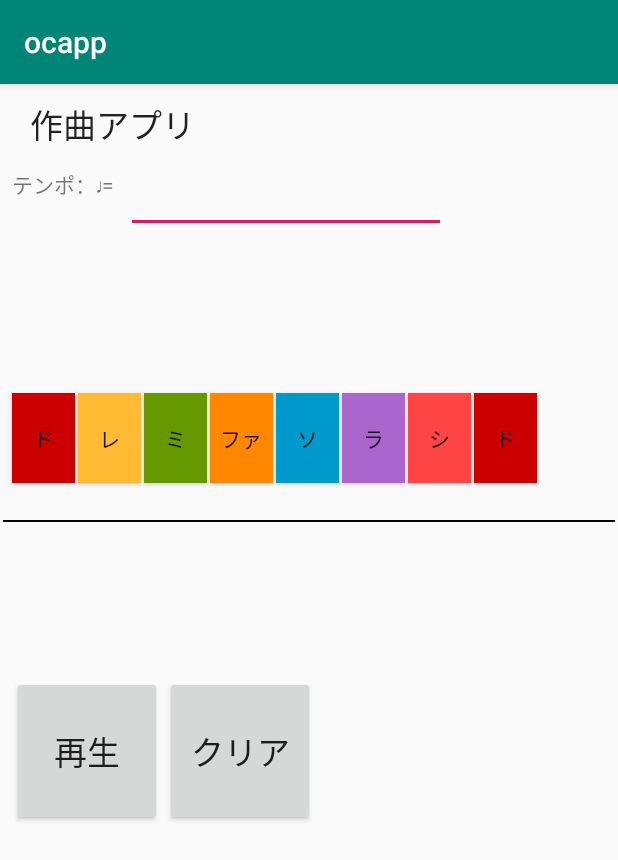
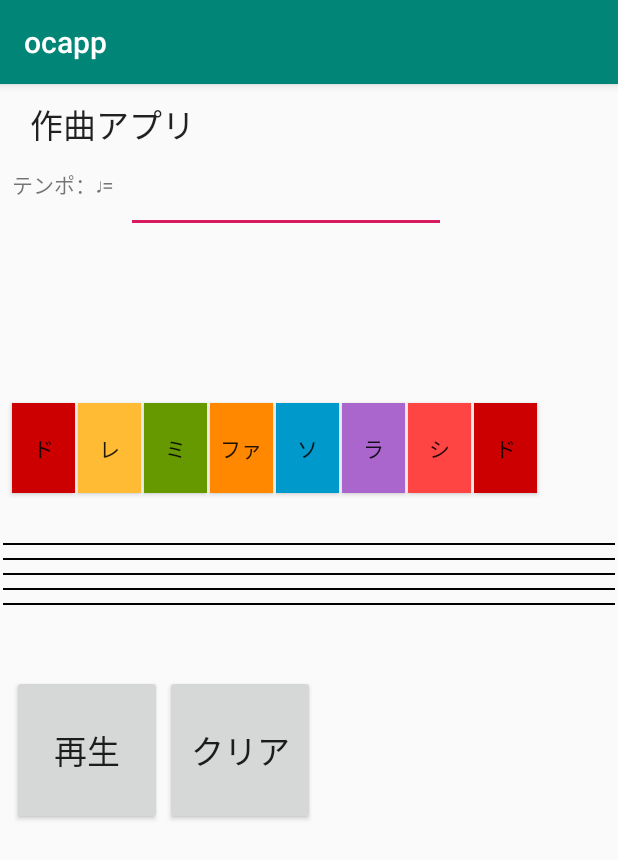
Before and after one commit to masterpiece015v/ocapp, an Android app: the screen it shows after launch (MainActivity), on a phone screen of 412 x 824 dp. Shown: the top 860 px of the screen. Run offline under Robolectric (Android 15) with nearby library versions, the phone set to English and light mode, and no system bars.

Commit message:
19080604

```diff
--- a/app/src/main/res/layout/activity_main.xml
+++ b/app/src/main/res/layout/activity_main.xml
@@ -5,46 +5,6 @@
     android:layout_width="match_parent"
     android:layout_height="match_parent"
     tools:context=".MainActivity">
-
-    <Button
-        android:id="@+id/btn_do1"
-        android:layout_width="42dp"
-        android:layout_height="60dp"
-        android:layout_marginStart="8dp"
-        android:layout_marginTop="10dp"
-        android:background="@android:color/holo_red_dark"
-        android:text="ド"
-        app:layout_constraintStart_toStartOf="parent"
-        app:layout_constraintTop_toBottomOf="@+id/guideline" />
-
-    <Button
-        android:id="@+id/btn_do2"
-        android:layout_width="42dp"
-        android:layout_height="60dp"
-        android:layout_marginStart="2dp"
-        android:layout_marginTop="10dp"
-        android:background="@android:color/holo_red_dark"
-        android:text="ド"
-        app:layout_constraintStart_toEndOf="@+id/btn_si1"
-        app:layout_constraintTop_toBottomOf="@+id/guideline" />
-
-    <Button
-        android:id="@+id/btn_re1"
-        android:layout_width="42dp"
-        android:layout_height="60dp"
-        android:layout_marginStart="2dp"
-        android:layout_marginTop="10dp"
-        android:background="@android:color/holo_orange_light"
-        android:text="レ"
-        app:layout_constraintStart_toEndOf="@+id/btn_do1"
-        app:layout_constraintTop_toBottomOf="@+id/guideline" />
-
-    <android.support.constraint.Guideline
-        android:id="@+id/guideline"
-        android:layout_width="wrap_content"
-        android:layout_height="wrap_content"
-        android:orientation="horizontal"
-        app:layout_constraintGuide_begin="196dp" />
 
     <TextView
         android:id="@+id/txt_title"
@@ -57,15 +17,50 @@
         app:layout_constraintStart_toStartOf="parent"
         app:layout_constraintTop_toTopOf="parent" />
 
+    <android.support.constraint.Guideline
+        android:id="@+id/guideline2"
+        android:layout_width="wrap_content"
+        android:layout_height="wrap_content"
+        android:orientation="horizontal"
+        app:layout_constraintGuide_begin="48dp" />
+
+    <EditText
+        android:id="@+id/edt_tempo"
+        android:layout_width="wrap_content"
+        android:layout_height="43dp"
+        android:layout_marginStart="8dp"
+        android:layout_marginTop="8dp"
+        android:ems="10"
+        android:inputType="number"
+        app:layout_constraintStart_toEndOf="@+id/textView"
+        app:layout_constraintTop_toTopOf="@+id/guideline2" />
+
+    <TextView
+        android:id="@+id/textView"
+        android:layout_width="wrap_content"
+        android:layout_height="wrap_content"
+        android:layout_marginStart="8dp"
+        android:layout_marginTop="8dp"
+        android:text="テンポ：♩="
+        app:layout_constraintStart_toStartOf="parent"
+        app:layout_constraintTop_toTopOf="@+id/guideline2" />
+
+    <android.support.constraint.Guideline
+        android:id="@+id/guideline"
+        android:layout_width="wrap_content"
+        android:layout_height="wrap_content"
+        android:orientation="horizontal"
+        app:layout_constraintGuide_begin="203dp" />
+
     <Button
-        android:id="@+id/btn_mi1"
+        android:id="@+id/btn_si1"
         android:layout_width="42dp"
         android:layout_height="60dp"
         android:layout_marginStart="2dp"
         android:layout_marginTop="10dp"
-        android:background="@android:color/holo_green_dark"
-        android:text="ミ"
-        app:layout_constraintStart_toEndOf="@+id/btn_re1"
+        android:background="@android:color/holo_red_light"
+        android:text="シ"
+        app:layout_constraintStart_toEndOf="@+id/btn_ra1"
         app:layout_constraintTop_toBottomOf="@+id/guideline" />
 
     <Button
@@ -80,6 +75,18 @@
         app:layout_constraintTop_toBottomOf="@+id/guideline" />
 
     <Button
+        android:id="@+id/btn_do2"
+        android:layout_width="42dp"
+        android:layout_height="60dp"
+        android:layout_marginStart="2dp"
+        android:layout_marginTop="10dp"
+        android:background="@android:color/holo_red_dark"
+        android:scrollbars="none"
+        android:text="ド"
+        app:layout_constraintStart_toEndOf="@+id/btn_si1"
+        app:layout_constraintTop_toBottomOf="@+id/guideline" />
+
+    <Button
         android:id="@+id/btn_so1"
         android:layout_width="42dp"
         android:layout_height="60dp"
@@ -88,6 +95,28 @@
         android:background="@android:color/holo_blue_dark"
         android:text="ソ"
         app:layout_constraintStart_toEndOf="@+id/btn_fa1"
+        app:layout_constraintTop_toBottomOf="@+id/guideline" />
+
+    <Button
+        android:id="@+id/btn_do1"
+        android:layout_width="42dp"
+        android:layout_height="60dp"
+        android:layout_marginStart="8dp"
+        android:layout_marginTop="10dp"
+        android:background="@android:color/holo_red_dark"
+        android:text="ド"
+        app:layout_constraintStart_toStartOf="parent"
+        app:layout_constraintTop_toBottomOf="@+id/guideline" />
+
+    <Button
+        android:id="@+id/btn_re1"
+        android:layout_width="42dp"
+        android:layout_height="60dp"
+        android:layout_marginStart="2dp"
+        android:layout_marginTop="10dp"
+        android:background="@android:color/holo_orange_light"
+        android:text="レ"
+        app:layout_constraintStart_toEndOf="@+id/btn_do1"
         app:layout_constraintTop_toBottomOf="@+id/guideline" />
 
     <Button
@@ -102,14 +131,14 @@
         app:layout_constraintTop_toBottomOf="@+id/guideline" />
 
     <Button
-        android:id="@+id/btn_si1"
+        android:id="@+id/btn_mi1"
         android:layout_width="42dp"
         android:layout_height="60dp"
         android:layout_marginStart="2dp"
         android:layout_marginTop="10dp"
-        android:background="@android:color/holo_red_light"
-        android:text="シ"
-        app:layout_constraintStart_toEndOf="@+id/btn_ra1"
+        android:background="@android:color/holo_green_dark"
+        android:text="ミ"
+        app:layout_constraintStart_toEndOf="@+id/btn_re1"
         app:layout_constraintTop_toBottomOf="@+id/guideline" />
 
     <Button
@@ -117,82 +146,38 @@
         android:layout_width="100dp"
         android:layout_height="100dp"
         android:layout_marginStart="8dp"
-        android:layout_marginTop="4dp"
+        android:layout_marginTop="7dp"
         android:text="再生"
         android:textAppearance="@style/TextAppearance.AppCompat.Large"
         app:layout_constraintStart_toStartOf="parent"
-        app:layout_constraintTop_toTopOf="@+id/guideline4" />
-
-    <android.support.constraint.Guideline
-        android:id="@+id/guideline4"
-        android:layout_width="wrap_content"
-        android:layout_height="wrap_content"
-        android:layout_marginTop="370dp"
-        android:orientation="horizontal"
-        app:layout_constraintGuide_begin="391dp"
-        app:layout_constraintTop_toTopOf="parent" />
+        app:layout_constraintTop_toBottomOf="@+id/guideline3" />
 
     <Button
         android:id="@+id/btn_clear"
         android:layout_width="100dp"
         android:layout_height="100dp"
         android:layout_marginStart="2dp"
-        android:layout_marginTop="4dp"
+        android:layout_marginTop="7dp"
         android:text="クリア"
         android:textAppearance="@style/TextAppearance.AppCompat.Large"
         app:layout_constraintStart_toEndOf="@+id/btn_play"
-        app:layout_constraintTop_toBottomOf="@+id/guideline4" />
-
-    <TextView
-        android:id="@+id/textView"
-        android:layout_width="wrap_content"
-        android:layout_height="wrap_content"
-        android:layout_marginStart="8dp"
-        android:layout_marginTop="8dp"
-        android:text="テンポ：♩="
-        app:layout_constraintStart_toStartOf="parent"
-        app:layout_constraintTop_toTopOf="@+id/guideline2" />
-
-    <EditText
-        android:id="@+id/edt_tempo"
-        android:layout_width="wrap_content"
-        android:layout_height="43dp"
-        android:layout_marginStart="8dp"
-        android:layout_marginTop="8dp"
-        android:ems="10"
-        android:inputType="number"
-        app:layout_constraintStart_toEndOf="@+id/textView"
-        app:layout_constraintTop_toTopOf="@+id/guideline2" />
-
-    <android.support.constraint.Guideline
-        android:id="@+id/guideline2"
-        android:layout_width="wrap_content"
-        android:layout_height="wrap_content"
-        android:orientation="horizontal"
-        app:layout_constraintGuide_begin="48dp" />
-
-    <android.support.constraint.Guideline
-        android:id="@+id/guideline3"
-        android:layout_width="wrap_content"
-        android:layout_height="wrap_content"
-        android:orientation="horizontal"
-        app:layout_constraintGuide_begin="279dp" />
+        app:layout_constraintTop_toBottomOf="@+id/guideline3" />
 
     <android.support.constraint.ConstraintLayout
         android:id="@+id/lay_score"
         android:layout_width="0dp"
-        android:layout_height="95dp"
+        android:layout_height="79dp"
         android:layout_marginStart="2dp"
-        android:layout_marginTop="2dp"
+        android:layout_marginTop="13dp"
         android:layout_marginEnd="2dp"
         app:layout_constraintEnd_toEndOf="parent"
         app:layout_constraintHorizontal_bias="0.0"
         app:layout_constraintStart_toStartOf="parent"
-        app:layout_constraintTop_toBottomOf="@+id/guideline3">
+        app:layout_constraintTop_toBottomOf="@+id/guideline4">
 
 
         <View
-            android:id="@+id/view2"
+            android:id="@+id/view"
             android:layout_width="wrap_content"
             android:layout_height="1dp"
             android:layout_marginTop="10dp"
@@ -200,6 +185,68 @@
             app:layout_constraintEnd_toEndOf="parent"
             app:layout_constraintStart_toStartOf="parent"
             app:layout_constraintTop_toTopOf="parent" />
+
+        <View
+            android:id="@+id/view2"
+            android:layout_width="wrap_content"
+            android:layout_height="1dp"
+            android:layout_marginTop="20dp"
+            android:background="@android:color/black"
+            app:layout_constraintEnd_toEndOf="parent"
+            app:layout_constraintStart_toStartOf="parent"
+            app:layout_constraintTop_toTopOf="parent" />
+
+        <View
+            android:id="@+id/view3"
+            android:layout_width="wrap_content"
+            android:layout_height="1dp"
+            android:layout_marginTop="30dp"
+            android:background="@android:color/black"
+            app:layout_constraintEnd_toEndOf="parent"
+            app:layout_constraintStart_toStartOf="parent"
+            app:layout_constraintTop_toTopOf="parent" />
+
+        <View
+            android:id="@+id/view4"
+            android:layout_width="wrap_content"
+            android:layout_height="1dp"
+            android:layout_marginTop="40dp"
+            android:background="@android:color/black"
+            app:layout_constraintEnd_toEndOf="parent"
+            app:layout_constraintStart_toStartOf="parent"
+            app:layout_constraintTop_toTopOf="parent" />
+
+        <View
+            android:id="@+id/view5"
+            android:layout_width="wrap_content"
+            android:layout_height="1dp"
+            android:layout_marginTop="50dp"
+            android:background="@android:color/black"
+            app:layout_constraintEnd_toEndOf="parent"
+            app:layout_constraintStart_toStartOf="parent"
+            app:layout_constraintTop_toTopOf="parent" />
+
     </android.support.constraint.ConstraintLayout>
 
+    <android.support.constraint.Guideline
+        android:id="@+id/guideline3"
+        android:layout_width="wrap_content"
+        android:layout_height="wrap_content"
+        android:orientation="horizontal"
+        app:layout_constraintGuide_begin="387dp" />
+
+    <android.support.constraint.Guideline
+        android:id="@+id/guideline4"
+        android:layout_width="wrap_content"
+        android:layout_height="wrap_content"
+        android:orientation="horizontal"
+        app:layout_constraintGuide_begin="283dp" />
+
+    <android.support.constraint.Guideline
+        android:id="@+id/guideline5"
+        android:layout_width="wrap_content"
+        android:layout_height="wrap_content"
+        android:orientation="horizontal"
+        app:layout_constraintGuide_begin="99dp" />
+
 </android.support.constraint.ConstraintLayout>
```
Also changed, not shown: app/src/main/res/drawable/kyufu00.png, app/src/main/res/drawable/kyufu02.png, app/src/main/res/drawable/kyufu04.png, app/src/main/res/drawable/kyufu08.png, app/src/main/res/drawable/kyufu16.png, app/src/main/res/drawable/onpu02.png, app/src/main/res/drawable/onpu04.png, app/src/main/res/drawable/onpu08.png, app/src/main/res/drawable/onpu16.png.
